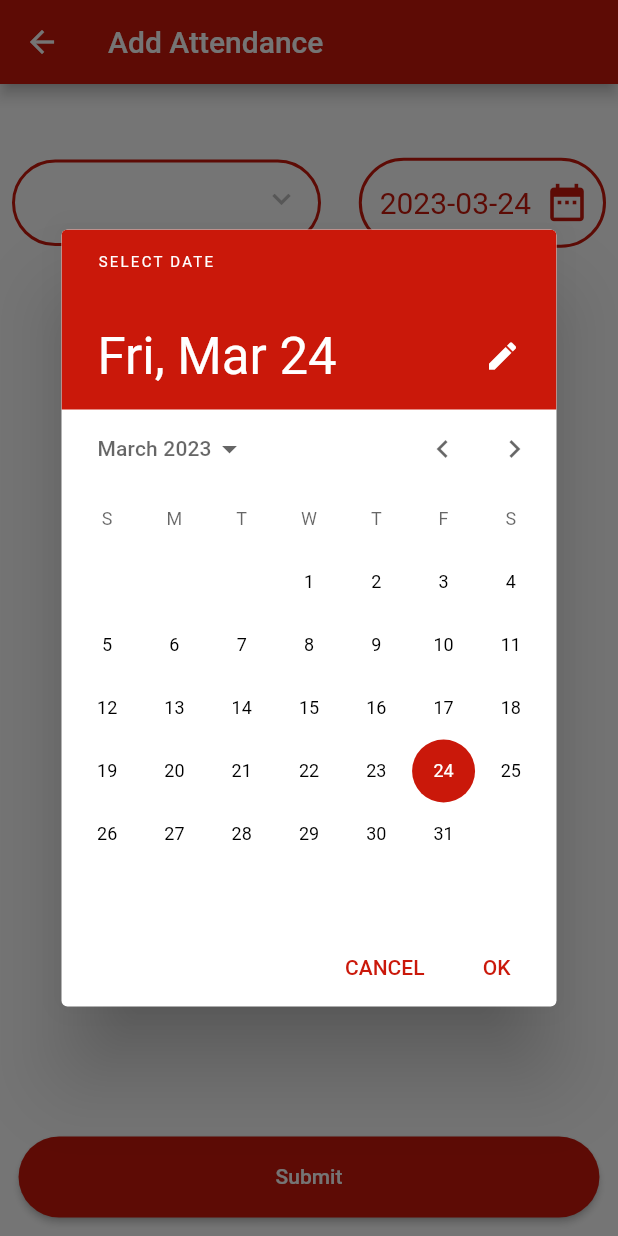
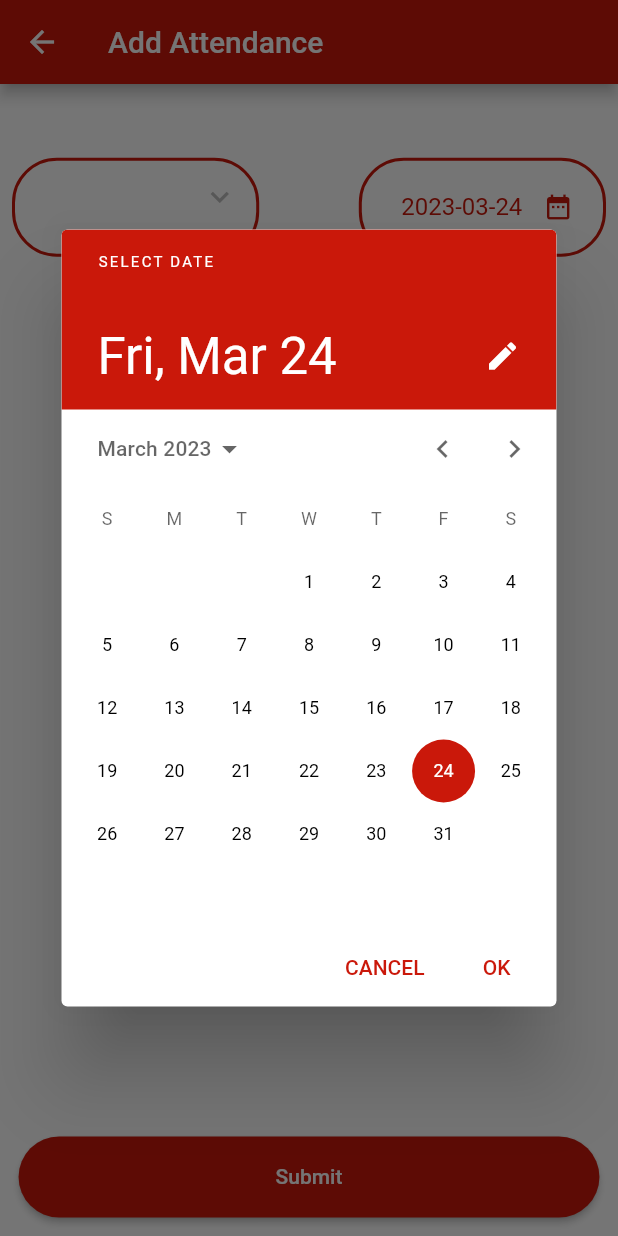
Before and after one commit to rajasrajeev/sampoorna--plus, a Flutter app: the AttendanceScreen screen opened directly, after a tap on the "date range" icon, on a phone screen of 412 x 824 dp. Run offline on Flutter 3.47's test engine with Material 2 defaults, Android fonts, the phone set to English and light mode, and no system bars; our stand-ins replace connectivity_plus, fluttertoast, jwt_decoder, permission_handler, shared_preferences, sqflite and 2 more; accounts and stored records are empty; Roboto replaces fonts that are missing (RobotoCondensed).

Commit message:
add Attendance screen button size changed Student profile scroll view added to entire screen name passed to banner
add Attendance screen dropdown button and calendar size changed
Attendance List screen teacher username and grade added to banner
Student List screen teacher username and grade added to banner
Student Profile scrollview added to entire screen

```diff
--- a/lib/screens/attendance_screen/attendance_screen.dart
+++ b/lib/screens/attendance_screen/attendance_screen.dart
@@ -179,12 +179,10 @@ class _AttendanceScreenState extends State<AttendanceScreen> {
             padding: const EdgeInsets.all(8.0),
             child: Row(
               children: <Widget>[
-                SizedBox(
-                  width: size.width * 0.5,
-                  child: Container(
+                Container(
                   padding: EdgeInsets.all(size.width * 0.03),
-                    height: size.height * 0.07,
-                    width: size.width * 0.30,
+                  height: size.height * 0.08,
+                  width: size.width * 0.40,
                   decoration: BoxDecoration(
                     color: Colors.white,
                     borderRadius: BorderRadius.circular(30.0),
@@ -222,11 +220,10 @@ class _AttendanceScreenState extends State<AttendanceScreen> {
                     },
                   ),
                 ),
-                ),
                 const Spacer(),
                 Container(
-                  //padding: EdgeInsets.all(size.width * 0.02),
-                  height: 60,
+                  padding: EdgeInsets.all(size.width * 0.014),
+                  height: size.height * 0.08,
                   width: size.width * 0.40,
                   decoration: BoxDecoration(
                     borderRadius: const BorderRadius.all(Radius.circular(30)),
@@ -237,6 +234,7 @@ class _AttendanceScreenState extends State<AttendanceScreen> {
                       color: primaryColor,
                     ),
                   ),
+                  child: Center(
                     child: Row(
                       children: <Widget>[
                         const Spacer(),
@@ -244,7 +242,7 @@ class _AttendanceScreenState extends State<AttendanceScreen> {
                           selectedDate.toString().substring(0, 10),
                           style: const TextStyle(
                             color: primaryColor,
-                          fontSize: 20,
+                            fontSize: 16,
                             fontWeight: FontWeight.normal,
                           ),
                         ),
@@ -256,12 +254,13 @@ class _AttendanceScreenState extends State<AttendanceScreen> {
                           },
                           icon: const Icon(
                             Icons.date_range,
-                          size: 30,
+                            size: 20,
                             color: primaryColor,
                           ),
                         ),
                         // const Spacer(),
                       ],
+                    ),
                   ),
                 ),
               ],
@@ -271,7 +270,7 @@ class _AttendanceScreenState extends State<AttendanceScreen> {
           Expanded(
             child: SingleChildScrollView(
               child: DataTable(
-                columnSpacing: 30.0,
+                columnSpacing: size.width*0.1,
                 columns: <DataColumn>[
                   const DataColumn(
                     label: Text(
```
Also changed, not shown: lib/screens/attendanceList_screen/attendanceList_screen.dart (+10 -5 lines), lib/screens/students_list_screen/students_list_screen.dart (+9 -4 lines), lib/screens/students_profile_screen/students_profile_screen.dart (+4 -6 lines). Lines whose indentation alone changed are shown as unchanged.
